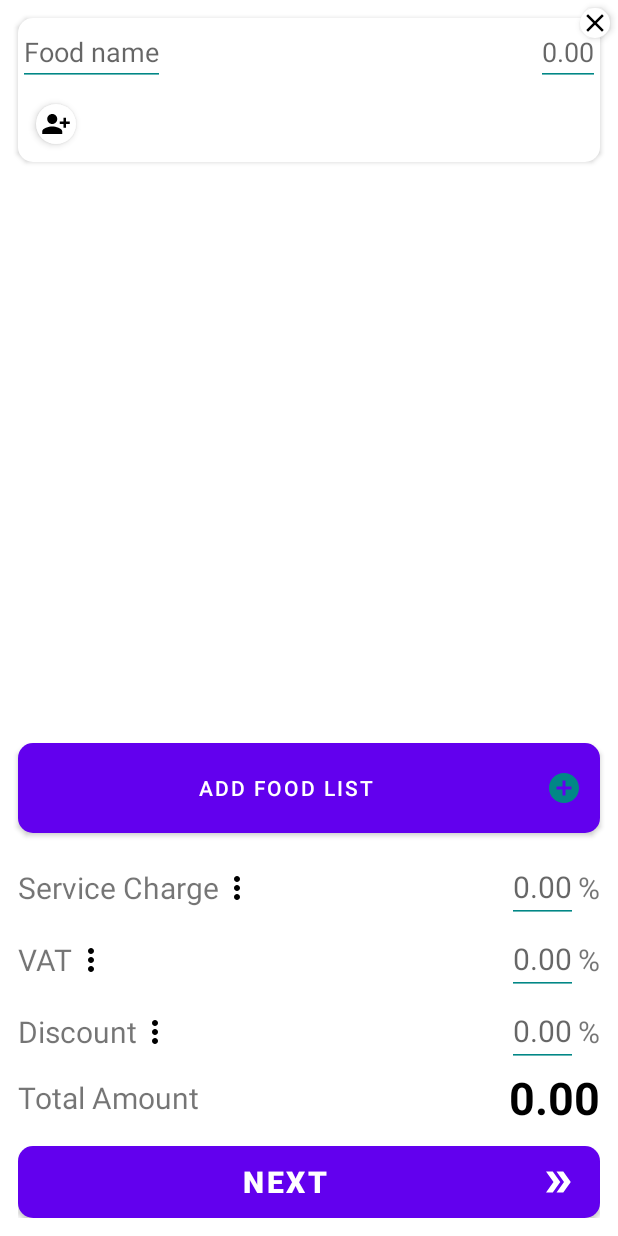
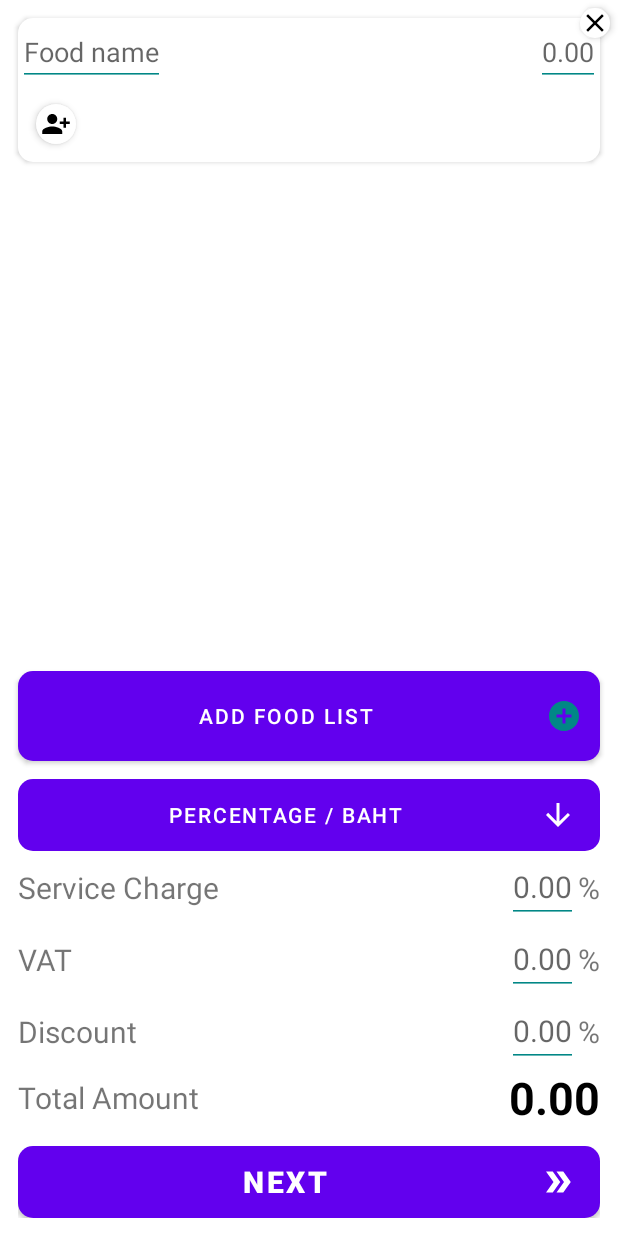
Before and after one commit to Lteerapat/Myna-Money, an Android app built with Jetpack Compose: the AddListFragment screen opened through its navigation route, on a phone screen of 412 x 824 dp. Run offline under Robolectric (Android 15) with nearby library versions, the phone set to English and light mode, and no system bars; libraries missing offline, so code that uses them is left out: com.hadilq.liveevent.

Commit message:
change toggle percentage to single button

```diff
--- a/app/src/main/java/com/teerapat/moneydivider/addlist/AddListFragment.kt
+++ b/app/src/main/java/com/teerapat/moneydivider/addlist/AddListFragment.kt
@@ -37,9 +37,7 @@ class AddListFragment : Fragment() {
     private var _binding: FragmentAddListBinding? = null
     private val binding get() = _binding!!
 
-    private var isServiceChargePercentage = "%"
-    private var isDiscountPercentage = "%"
-    private var isVatPercentage = "%"
+    private var isPercentage = true
 
     private val nameStateMap = mutableMapOf<Int, List<AddNameModal>>()
     private var cardIndexCounter = 0
@@ -154,63 +152,43 @@ class AddListFragment : Fragment() {
     }
 
     private fun setUpToggleListeners() {
-        val toggleMap = mapOf(
-            binding.ivServiceChargeToggle to SERVICE_CHARGE,
-            binding.ivDiscountToggle to DISCOUNT,
-            binding.ivVatToggle to VAT
-        )
-
-        toggleMap.forEach { (toggleView, type) ->
-            toggleView.setOnClickListener {
-                toggleView.isEnabled = false
+        binding.btnPercentageToggle.setOnClickListener {
+            binding.btnPercentageToggle.isEnabled = false
             showTogglePercentageAmountDialog(
-                    toggleView,
+                binding.btnPercentageToggle,
                 onPercentageSelected = {
-                        updateTextViewOfVScDis(type, getString(R.string.percentage_sign))
-                        isServiceChargePercentage = getString(R.string.percentage_sign)
+                    if (!isPercentage) {
+                        isPercentage = true
+                        updateTextViewOfVScDis()
+                    }
                 },
                 onAmountSelected = {
-                        updateTextViewOfVScDis(type, getString(R.string.baht_sign))
-                        isServiceChargePercentage = getString(R.string.baht_sign)
+                    if (isPercentage) {
+                        isPercentage = false
+                        updateTextViewOfVScDis()
+                    }
                 }
             )
         }
     }
-    }
 
-    private fun updateTextViewOfVScDis(type: String, symbol: String) {
-        when (type) {
-            SERVICE_CHARGE -> {
+    private fun updateTextViewOfVScDis() {
+        val symbol =
+            if (isPercentage) getString(R.string.percentage_sign) else getString(R.string.baht_sign)
+
         binding.tvServiceChargePercentage.text = symbol
-                isServiceChargePercentage = symbol
+        binding.tvDiscountPercentage.text = symbol
+        binding.tvVatPercentage.text = symbol
+
         binding.etServiceChargeAmount.text?.clear()
-            }
-
-            DISCOUNT -> {
-                binding.tvDiscountPercentage.text = symbol
-                isDiscountPercentage = symbol
         binding.etDiscountAmount.text?.clear()
-            }
-
-            VAT -> {
-                binding.tvVatPercentage.text = symbol
-                isVatPercentage = symbol
         binding.etVatAmount.text?.clear()
-            }
-        }
     }
 
     private fun setUpAmountOfVScDis() {
-        val editTexts = listOf(
-            binding.etDiscountAmount,
-            binding.etServiceChargeAmount,
-            binding.etVatAmount
-        )
-
-        editTexts.forEach { editText ->
-            editText.addTextChangedListener { calculateTotalAmount() }
-        }
-
+        binding.etDiscountAmount.addTextChangedListener { calculateTotalAmount() }
+        binding.etServiceChargeAmount.addTextChangedListener { calculateTotalAmount() }
+        binding.etVatAmount.addTextChangedListener { calculateTotalAmount() }
     }
 
     private fun calculateTotalAmount() {
@@ -233,7 +211,7 @@ class AddListFragment : Fragment() {
     private fun calculateServiceCharge(total: Double): Double {
         val serviceChargeText = binding.etServiceChargeAmount.text.toString()
         val serviceCharge = removeCommasAndReturnDouble(serviceChargeText)
-        return if (isServiceChargePercentage == getString(R.string.percentage_sign)) {
+        return if (isPercentage) {
             if (serviceCharge > 100) {
                 showAlertOnVScDis(
                     getString(R.string.service_charge),
@@ -252,7 +230,7 @@ class AddListFragment : Fragment() {
     private fun calculateVat(total: Double): Double {
         val vatText = binding.etVatAmount.text.toString()
         val vat = removeCommasAndReturnDouble(vatText)
-        return if (isVatPercentage == getString(R.string.percentage_sign)) {
+        return if (isPercentage) {
             if (vat > 100) {
                 showAlertOnVScDis(
                     getString(R.string.vat),
@@ -271,7 +249,7 @@ class AddListFragment : Fragment() {
     private fun calculateDiscount(total: Double): Double {
         val discountText = binding.etDiscountAmount.text.toString()
         val discount = removeCommasAndReturnDouble(discountText)
-        return if (isDiscountPercentage == getString(R.string.percentage_sign)) {
+        return if (isPercentage) {
             if (discount > 100) {
                 showAlertOnVScDis(
                     getString(R.string.discount),
@@ -394,7 +372,11 @@ class AddListFragment : Fragment() {
         return false
     }
 
-    private fun addNameChip(chipGroup: ChipGroup, checkedNameList: List<String>, cardIndex: Int) {
+    private fun addNameChip(
+        chipGroup: ChipGroup,
+        checkedNameList: List<String>,
+        cardIndex: Int
+    ) {
         chipGroup.removeAllViews()
         checkedNameList.forEach { name ->
             val existingChip = chipGroup.findViewWithTag<Chip>(name)
@@ -434,20 +416,11 @@ class AddListFragment : Fragment() {
         val vatAmount = binding.etVatAmount.text.toString()
         val dcAmount = binding.etDiscountAmount.text.toString()
 
-        val scPercentage = isServiceChargePercentage
-        val vatPercentage = isVatPercentage
-        val dcPercentage = isDiscountPercentage
-
         return Bundle().apply {
             //sc vat dc data
             putString("scAmount", scAmount)
             putString("vatAmount", vatAmount)
             putString("dcAmount", dcAmount)
-
-            //sc vat dc % or not
-            putString("scPercentage", scPercentage)
-            putString("vatPercentage", vatPercentage)
-            putString("dcPercentage", dcPercentage)
 
         }
     }
--- a/app/src/main/java/com/teerapat/moneydivider/utils/showAlert.kt
+++ b/app/src/main/java/com/teerapat/moneydivider/utils/showAlert.kt
@@ -89,12 +89,13 @@ fun Fragment.showAlertOnVScDis(
 }
 
 fun Fragment.showTogglePercentageAmountDialog(
-    toggleButton: ImageView,
+    toggleButton: Button,
     onPercentageSelected: () -> Unit,
     onAmountSelected: () -> Unit
 ) {
     AlertDialog.Builder(requireContext())
         .setTitle(getString(R.string.percentage_or_amount_toggle_title))
+        .setMessage(getString(R.string.percentage_or_amount_toggle_message))
         .setPositiveButton(getString(R.string.percentage_message)) { _, _ ->
             onPercentageSelected()
         }
--- /dev/null
+++ b/app/src/main/res/drawable/baseline_arrow_downward_24.xml
@@ -0,0 +1,5 @@
+<vector android:height="24dp" android:tint="#FFFFFF"
+    android:viewportHeight="24" android:viewportWidth="24"
+    android:width="24dp" xmlns:android="http://schemas.android.com/apk/res/android">
+    <path android:fillColor="@android:color/white" android:pathData="M20,12l-1.41,-1.41L13,16.17V4h-2v12.17l-5.58,-5.59L4,12l8,8 8,-8z"/>
+</vector>
--- a/app/src/main/res/layout/fragment_add_list.xml
+++ b/app/src/main/res/layout/fragment_add_list.xml
@@ -54,6 +54,15 @@
         android:paddingHorizontal="@dimen/large_padding"
         app:layout_constraintBottom_toTopOf="@id/totalAmountLayout">
 
+        <Button
+            android:id="@+id/btnPercentageToggle"
+            android:layout_width="match_parent"
+            android:layout_height="wrap_content"
+            android:background="@drawable/rounded_corner_teal_700_bg"
+            android:drawableEnd="@drawable/baseline_arrow_downward_24"
+            android:text="@string/percentage_baht_btn"
+            app:layout_constraintTop_toTopOf="parent" />
+
         <TextView
             android:id="@+id/tvServiceCharge"
             android:layout_width="wrap_content"
@@ -63,16 +72,6 @@
             app:layout_constraintBottom_toBottomOf="@+id/etServiceChargeAmount"
             app:layout_constraintStart_toStartOf="parent"
             app:layout_constraintTop_toTopOf="@+id/etServiceChargeAmount" />
-
-        <ImageView
-            android:id="@+id/ivServiceChargeToggle"
-            android:layout_width="wrap_content"
-            android:layout_height="wrap_content"
-            android:src="@drawable/baseline_more_vert_24"
-            app:layout_constraintBottom_toBottomOf="@id/tvServiceCharge"
-            app:layout_constraintStart_toEndOf="@id/tvServiceCharge"
-            app:layout_constraintTop_toTopOf="@id/tvServiceCharge"
-            tools:ignore="ContentDescription" />
 
         <com.teerapat.moneydivider.widget.ThousandSeparatedEditText
             android:id="@+id/etServiceChargeAmount"
@@ -84,7 +83,7 @@
             android:textSize="@dimen/text_size_20sp"
             app:isSeparateByCommas="true"
             app:layout_constraintEnd_toStartOf="@id/tvServiceChargePercentage"
-            app:layout_constraintTop_toTopOf="parent"
+            app:layout_constraintTop_toBottomOf="@id/btnPercentageToggle"
             app:noOfDecimals="2"
             tools:ignore="Autofill,LabelFor" />
 
@@ -107,16 +106,6 @@
             app:layout_constraintBottom_toBottomOf="@id/etVatAmount"
             app:layout_constraintStart_toStartOf="parent"
             app:layout_constraintTop_toTopOf="@id/etVatAmount" />
-
-        <ImageView
-            android:id="@+id/ivVatToggle"
-            android:layout_width="wrap_content"
-            android:layout_height="wrap_content"
-            android:src="@drawable/baseline_more_vert_24"
-            app:layout_constraintBottom_toBottomOf="@id/tvVat"
-            app:layout_constraintStart_toEndOf="@id/tvVat"
-            app:layout_constraintTop_toTopOf="@id/tvVat"
-            tools:ignore="ContentDescription" />
 
         <com.teerapat.moneydivider.widget.ThousandSeparatedEditText
             android:id="@+id/etVatAmount"
@@ -151,16 +140,6 @@
             app:layout_constraintBottom_toBottomOf="@id/etDiscountAmount"
             app:layout_constraintStart_toStartOf="parent"
             app:layout_constraintTop_toTopOf="@id/etDiscountAmount" />
-
-        <ImageView
-            android:id="@+id/ivDiscountToggle"
-            android:layout_width="wrap_content"
-            android:layout_height="wrap_content"
-            android:src="@drawable/baseline_more_vert_24"
-            app:layout_constraintBottom_toBottomOf="@id/tvDiscount"
-            app:layout_constraintStart_toEndOf="@id/tvDiscount"
-            app:layout_constraintTop_toTopOf="@id/tvDiscount"
-            tools:ignore="ContentDescription" />
 
         <com.teerapat.moneydivider.widget.ThousandSeparatedEditText
             android:id="@+id/etDiscountAmount"
--- a/app/src/main/res/values/strings.xml
+++ b/app/src/main/res/values/strings.xml
@@ -55,4 +55,6 @@
     <string name="discount">Discount</string>
     <string name="total_amount_format">฿%1$.2f</string>
     <string name="total_amount_summary">฿10,000.00</string>
+    <string name="percentage_baht_btn">Percentage / Baht</string>
+    <string name="percentage_or_amount_toggle_message">Please choose a percentage or an amount for the calculation</string>
 </resources>
```
Lines whose indentation alone changed are shown as unchanged.
